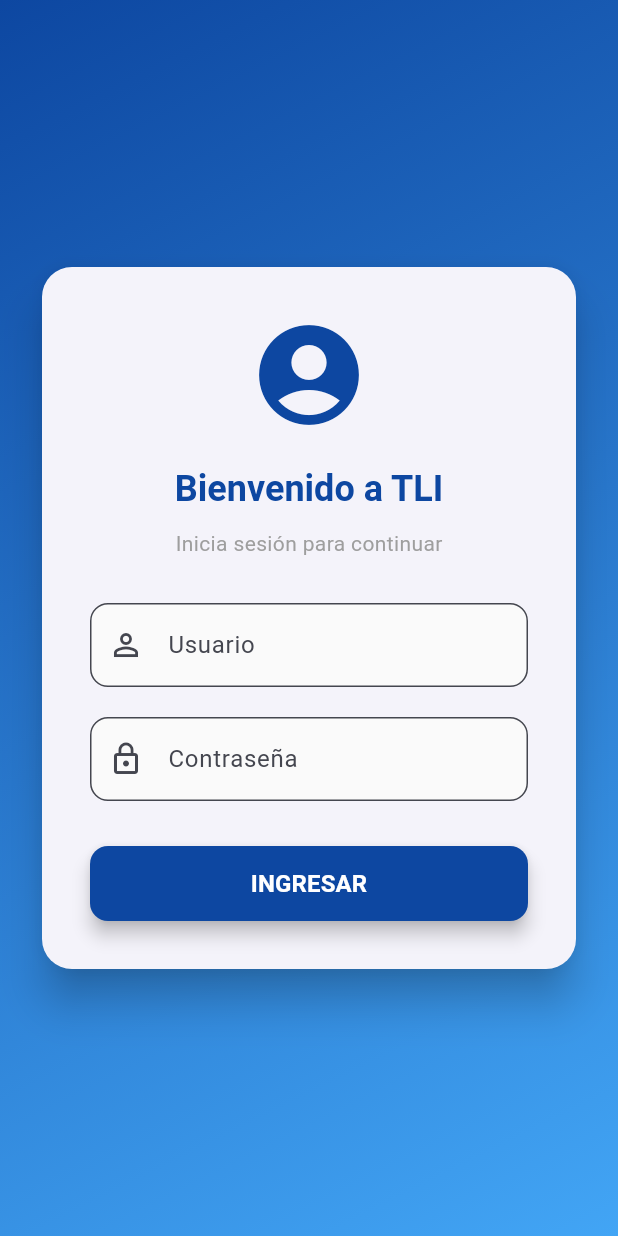
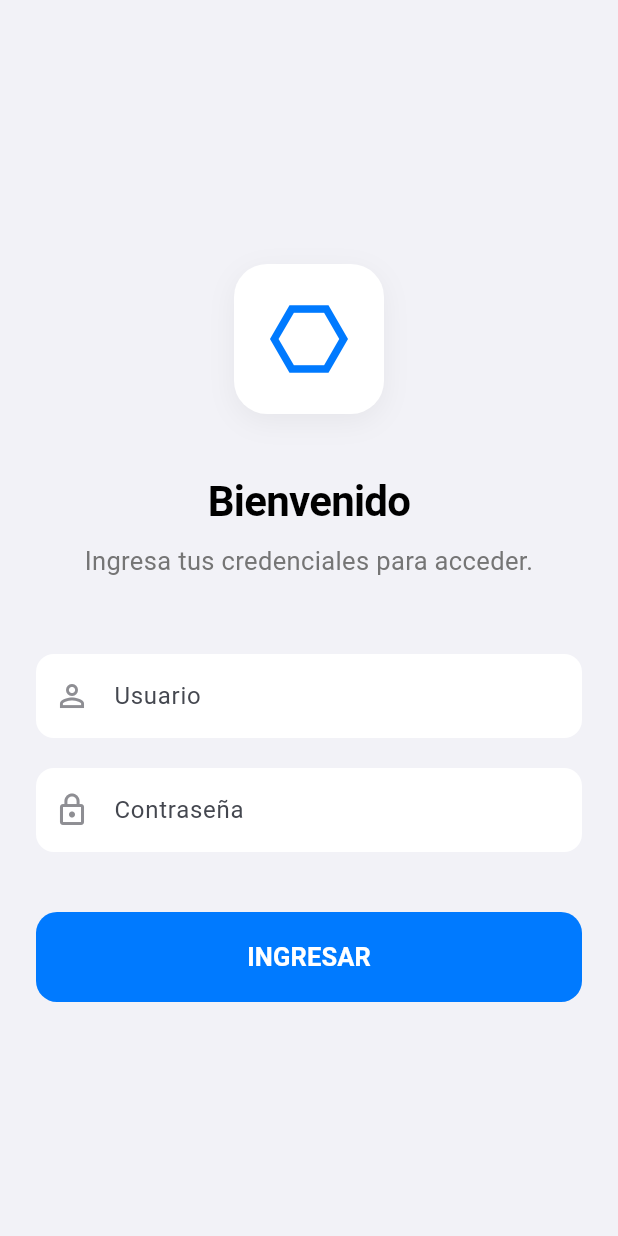
Before and after one commit to a456f/APPTLIMAC, a Flutter app: the screen it shows after launch, on a phone screen of 412 x 824 dp. Run offline on Flutter 3.47's test engine with Material 3 defaults, Android fonts, the phone set to English and light mode, and no system bars.

```diff
--- a/lib/main.dart
+++ b/lib/main.dart
@@ -15,8 +15,27 @@ class MyApp extends StatelessWidget {
       title: 'TlI APP',
       debugShowCheckedModeBanner: false,
       theme: ThemeData(
-        colorScheme: ColorScheme.fromSeed(seedColor: const Color(0xFF0D47A1)),
+        colorScheme: ColorScheme.fromSeed(seedColor: const Color(0xFF007AFF)),
         useMaterial3: true,
+        scaffoldBackgroundColor: const Color(0xFFF2F2F7),
+        inputDecorationTheme: InputDecorationTheme(
+          filled: true,
+          fillColor: Colors.white,
+          border: OutlineInputBorder(
+            borderRadius: BorderRadius.circular(12),
+            borderSide: BorderSide.none,
+          ),
+          prefixIconColor: const Color(0xFF8E8E93),
+          contentPadding: const EdgeInsets.symmetric(horizontal: 16, vertical: 16),
+        ),
+        elevatedButtonTheme: ElevatedButtonThemeData(
+          style: ElevatedButton.styleFrom(
+            elevation: 0,
+            backgroundColor: const Color(0xFF007AFF),
+            shape: RoundedRectangleBorder(borderRadius: BorderRadius.circular(14)),
+            padding: const EdgeInsets.symmetric(vertical: 18),
+          ),
+        ),
       ),
       home: const LoginPage(),
     );
@@ -45,49 +64,57 @@ class _LoginPageState extends State<LoginPage> {
   @override
   Widget build(BuildContext context) {
     return Scaffold(
-      body: Container(
-        decoration: BoxDecoration(
-          gradient: LinearGradient(
-            begin: Alignment.topLeft,
-            end: Alignment.bottomRight,
-            colors: [const Color(0xFF0D47A1), const Color(0xFF42A5F5)],
-          ),
-        ),
+      backgroundColor: const Color(0xFFF2F2F7),
+      body: SafeArea(
         child: Center(
           child: SingleChildScrollView(
             padding: const EdgeInsets.all(24.0),
-            child: Card(
-              elevation: 12,
-              shape: RoundedRectangleBorder(
-                borderRadius: BorderRadius.circular(20),
-              ),
-              child: Padding(
-                padding: const EdgeInsets.all(32.0),
-                child: Form(
+            child: Column(
+              mainAxisAlignment: MainAxisAlignment.center,
+              children: [
+                const SizedBox(height: 20),
+                Container(
+                  padding: const EdgeInsets.all(20),
+                  decoration: BoxDecoration(
+                    color: Colors.white,
+                    borderRadius: BorderRadius.circular(22),
+                    boxShadow: [
+                      BoxShadow(
+                        color: Colors.black.withOpacity(0.05),
+                        blurRadius: 15,
+                        offset: const Offset(0, 5),
+                      ),
+                    ],
+                  ),
+                  child: const Icon(
+                    Icons.hexagon_outlined, // Icono más abstracto y moderno
+                    size: 60,
+                    color: Color(0xFF007AFF),
+                  ),
+                ),
+                const SizedBox(height: 40),
+                Form(
                   key: _formKey,
                   child: Column(
-                    mainAxisSize: MainAxisSize.min,
+                    crossAxisAlignment: CrossAxisAlignment.stretch,
                     children: [
-                      const Icon(
-                        Icons.account_circle,
-                        size: 80,
-                        color: Color(0xFF0D47A1),
-                      ),
-                      const SizedBox(height: 20),
                       Text(
-                        'Bienvenido a TLI',
-                        style: Theme.of(context).textTheme.headlineSmall
+                        'Bienvenido',
+                        textAlign: TextAlign.center,
+                        style: Theme.of(context).textTheme.headlineMedium
                             ?.copyWith(
                               fontWeight: FontWeight.bold,
-                              color: const Color(0xFF0D47A1),
+                              color: Colors.black,
+                              letterSpacing: -0.5,
                             ),
                       ),
                       const SizedBox(height: 10),
-                      const Text(
-                        'Inicia sesión para continuar',
-                        style: TextStyle(color: Colors.grey),
+                      Text(
+                        'Ingresa tus credenciales para acceder.',
+                        textAlign: TextAlign.center,
+                        style: TextStyle(color: Colors.grey.shade600, fontSize: 17),
                       ),
-                      const SizedBox(height: 30),
+                      const SizedBox(height: 50),
                       TextFormField(
                         controller: _emailController,
                         validator: (value) {
@@ -99,11 +126,6 @@ class _LoginPageState extends State<LoginPage> {
                         decoration: InputDecoration(
                           labelText: 'Usuario',
                           prefixIcon: const Icon(Icons.person_outline),
-                          border: OutlineInputBorder(
-                            borderRadius: BorderRadius.circular(12),
-                          ),
-                          filled: true,
-                          fillColor: Colors.grey.shade50,
                         ),
                       ),
                       const SizedBox(height: 20),
@@ -119,18 +141,10 @@ class _LoginPageState extends State<LoginPage> {
                         decoration: InputDecoration(
                           labelText: 'Contraseña',
                           prefixIcon: const Icon(Icons.lock_outline),
-                          border: OutlineInputBorder(
-                            borderRadius: BorderRadius.circular(12),
-                          ),
-                          filled: true,
-                          fillColor: Colors.grey.shade50,
                         ),
                       ),
-                      const SizedBox(height: 30),
-                      SizedBox(
-                        width: double.infinity,
-                        height: 50,
-                        child: ElevatedButton(
+                      const SizedBox(height: 40),
+                      ElevatedButton(
                           onPressed: () {
                             if (_formKey.currentState!.validate()) {
                               Navigator.pushReplacement(
@@ -142,26 +156,21 @@ class _LoginPageState extends State<LoginPage> {
                             }
                           },
                           style: ElevatedButton.styleFrom(
-                            backgroundColor: const Color(0xFF0D47A1),
+                            backgroundColor: const Color(0xFF007AFF),
                             foregroundColor: Colors.white,
-                            shape: RoundedRectangleBorder(
-                              borderRadius: BorderRadius.circular(12),
-                            ),
-                            elevation: 5,
                           ),
                           child: const Text(
                             'INGRESAR',
                             style: TextStyle(
-                              fontSize: 16,
+                              fontSize: 17,
                               fontWeight: FontWeight.bold,
                             ),
                           ),
                         ),
-                      ),
                     ],
                   ),
                 ),
-              ),
+              ],
             ),
           ),
         ),
```
Also changed, not shown: lib/home_page.dart (+128 -59 lines).
